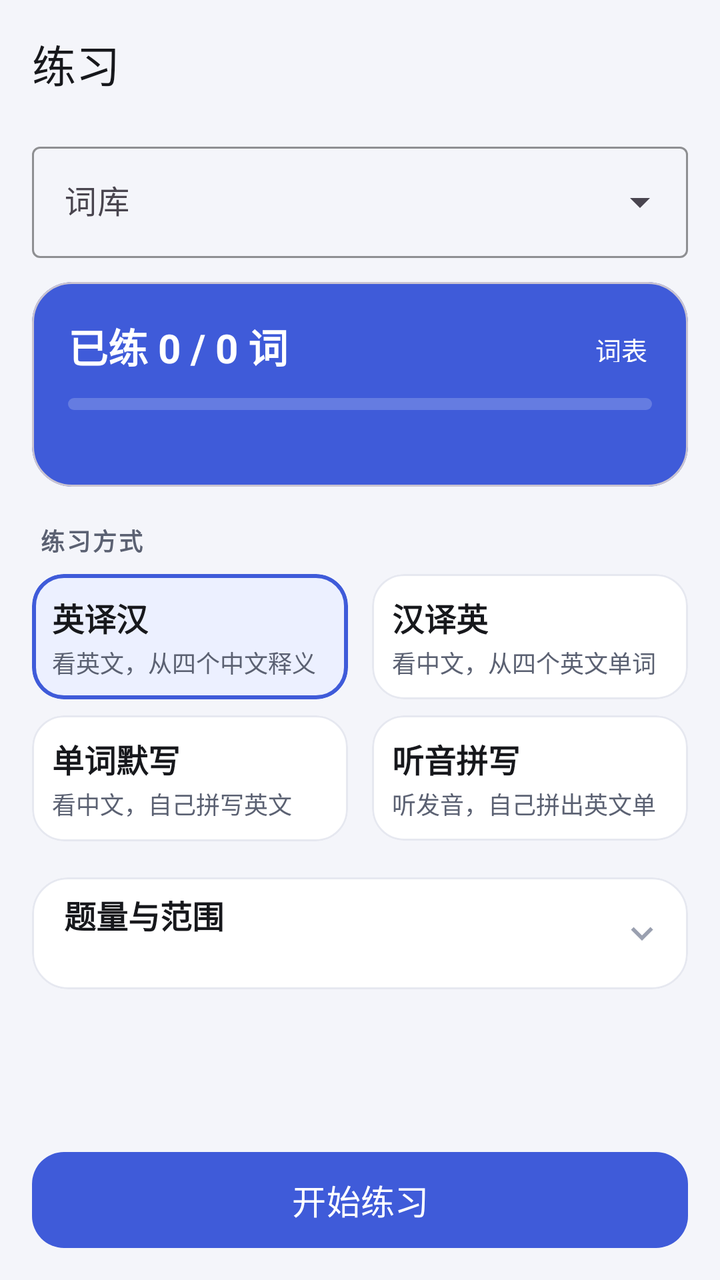
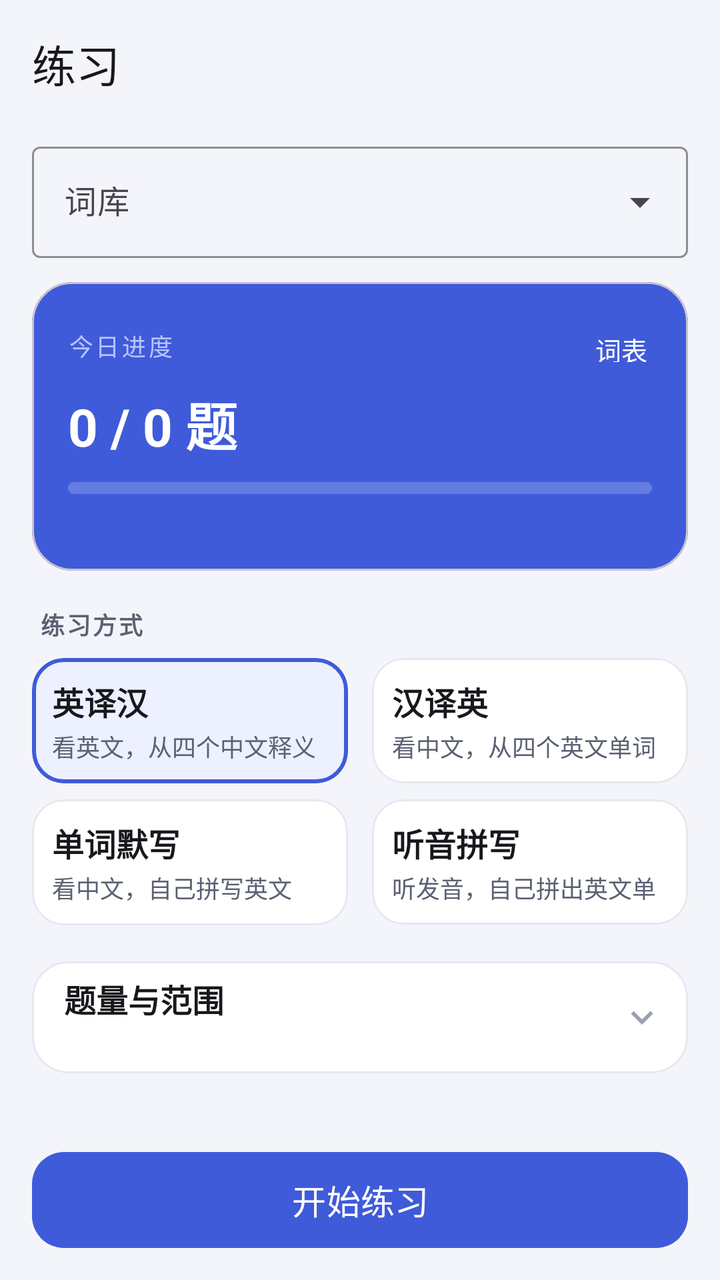

Compare the two renders of this Android layout. The source of the first and the diff that turns it into the second are given below.
<!-- AndroidManifest.xml: application theme Theme.WordDrill -->
<!-- res/layout/fragment_practice.xml -->
<?xml version="1.0" encoding="utf-8"?>
<LinearLayout xmlns:android="http://schemas.android.com/apk/res/android"
    xmlns:app="http://schemas.android.com/apk/res-auto"
    android:id="@+id/root"
    android:layout_width="match_parent"
    android:layout_height="match_parent"
    android:background="@color/bg"
    android:focusableInTouchMode="true"
    android:orientation="vertical">

    <com.google.android.material.appbar.MaterialToolbar
        android:id="@+id/toolbar"
        style="@style/Toolbar.WordDrill"
        android:layout_width="match_parent"
        android:layout_height="?attr/actionBarSize"
        app:title="@string/tab_practice"
        app:titleTextAppearance="@style/TextAppearance.Material3.TitleLarge" />

    <ScrollView
        android:layout_width="match_parent"
        android:layout_height="0dp"
        android:layout_weight="1"
        android:clipToPadding="false"
        android:fillViewport="true">

        <LinearLayout
            android:layout_width="match_parent"
            android:layout_height="wrap_content"
            android:orientation="vertical"
            android:paddingStart="16dp"
            android:paddingTop="4dp"
            android:paddingEnd="16dp"
            android:paddingBottom="16dp">

            <com.google.android.material.textfield.TextInputLayout
                android:id="@+id/tilBook"
                style="@style/Widget.Material3.TextInputLayout.OutlinedBox.ExposedDropdownMenu"
                android:layout_width="match_parent"
                android:layout_height="wrap_content"
                android:hint="@string/label_book"
                app:boxStrokeColor="@color/brand">

                <com.google.android.material.textfield.MaterialAutoCompleteTextView
                    android:id="@+id/etBook"
                    android:layout_width="match_parent"
                    android:layout_height="wrap_content"
                    android:cursorVisible="false"
                    android:focusable="false"
                    android:focusableInTouchMode="false"
                    android:inputType="none"
                    android:textSize="16sp" />
            </com.google.android.material.textfield.TextInputLayout>

            <com.google.android.material.card.MaterialCardView
                android:id="@+id/cardProgress"
                android:layout_width="match_parent"
                android:layout_height="wrap_content"
                android:layout_marginTop="12dp"
                android:clickable="true"
                android:focusable="true"
                android:foreground="?attr/selectableItemBackground"
                app:cardBackgroundColor="@color/brand"
                app:cardCornerRadius="20dp"
                app:cardElevation="0dp">

                <LinearLayout
                    android:layout_width="match_parent"
                    android:layout_height="wrap_content"
                    android:orientation="vertical"
                    android:paddingStart="18dp"
                    android:paddingTop="14dp"
                    android:paddingEnd="10dp"
                    android:paddingBottom="14dp">

                    <LinearLayout
                        android:layout_width="match_parent"
                        android:layout_height="wrap_content"
                        android:gravity="center_vertical"
                        android:orientation="horizontal">

                        <TextView
                            android:id="@+id/tvHeroTitle"
                            android:layout_width="0dp"
                            android:layout_height="wrap_content"
                            android:layout_weight="1"
                            android:text="已练 0 / 0 词"
                            android:textColor="@color/white"
                            android:textSize="20sp"
                            android:textStyle="bold" />

                        <com.google.android.material.button.MaterialButton
                            android:id="@+id/btnOpenList"
                            style="@style/Widget.Material3.Button.TextButton"
                            android:layout_width="wrap_content"
                            android:layout_height="36dp"
                            android:minWidth="0dp"
                            android:paddingStart="10dp"
                            android:paddingEnd="10dp"
                            android:text="@string/label_word_list"
                            android:textColor="@color/white"
                            android:textSize="13sp" />
                    </LinearLayout>

                    <com.google.android.material.progressindicator.LinearProgressIndicator
                        android:id="@+id/pbHero"
                        android:layout_width="match_parent"
                        android:layout_height="wrap_content"
                        android:layout_marginTop="8dp"
                        android:layout_marginEnd="8dp"
                        android:max="100"
                        app:indicatorColor="@color/white"
                        app:trackColor="#33FFFFFF"
                        app:trackCornerRadius="3dp"
                        app:trackStopIndicatorSize="0dp"
                        app:trackThickness="6dp" />

                    <TextView
                        android:id="@+id/tvHeroSub"
                        android:layout_width="match_parent"
                        android:layout_height="wrap_content"
                        android:layout_marginTop="8dp"
                        android:layout_marginEnd="8dp"
                        android:textColor="#B9C4FF"
                        android:textSize="12sp" />
                </LinearLayout>
            </com.google.android.material.card.MaterialCardView>

            <TextView
                style="@style/Text.SectionLabel"
                android:layout_width="wrap_content"
                android:layout_height="wrap_content"
                android:layout_marginTop="18dp"
                android:layout_marginStart="4dp"
                android:text="@string/label_mode" />

            <LinearLayout
                android:layout_width="match_parent"
                android:layout_height="wrap_content"
                android:layout_marginTop="8dp"
                android:baselineAligned="false"
                android:orientation="horizontal">

                <com.google.android.material.card.MaterialCardView
                    android:id="@+id/cardEnZh"
                    android:layout_width="0dp"
                    android:layout_height="wrap_content"
                    android:layout_marginEnd="6dp"
                    android:layout_weight="1"
                    android:clickable="true"
                    android:focusable="true"
                    android:foreground="?attr/selectableItemBackground"
                    app:cardBackgroundColor="@color/brand_soft"
                    app:cardCornerRadius="16dp"
                    app:cardElevation="0dp"
                    app:strokeColor="@color/brand"
                    app:strokeWidth="2dp">

                    <LinearLayout
                        android:layout_width="match_parent"
                        android:layout_height="wrap_content"
                        android:orientation="vertical"
                        android:padding="10dp">

                        <TextView
                            style="@style/Text.CardTitle"
                            android:layout_width="wrap_content"
                            android:layout_height="wrap_content"
                            android:text="@string/mode_en_zh" />

                        <TextView
                            style="@style/Text.CardSubtitle"
                            android:layout_width="match_parent"
                            android:layout_height="wrap_content"
                            android:layout_marginTop="2dp"
                            android:maxLines="1"
                            android:text="@string/mode_en_zh_desc" />
                    </LinearLayout>
                </com.google.android.material.card.MaterialCardView>

                <com.google.android.material.card.MaterialCardView
                    android:id="@+id/cardZhEn"
                    android:layout_width="0dp"
                    android:layout_height="wrap_content"
                    android:layout_marginStart="6dp"
                    android:layout_weight="1"
                    android:clickable="true"
                    android:focusable="true"
                    android:foreground="?attr/selectableItemBackground"
                    app:cardBackgroundColor="@color/surface"
                    app:cardCornerRadius="16dp"
                    app:cardElevation="0dp"
                    app:strokeColor="@color/divider"
                    app:strokeWidth="1dp">

                    <LinearLayout
                        android:layout_width="match_parent"
                        android:layout_height="wrap_content"
                        android:orientation="vertical"
                        android:padding="10dp">

                        <TextView
                            style="@style/Text.CardTitle"
                            android:layout_width="wrap_content"
                            android:layout_height="wrap_content"
                            android:text="@string/mode_zh_en" />

                        <TextView
                            style="@style/Text.CardSubtitle"
                            android:layout_width="match_parent"
                            android:layout_height="wrap_content"
                            android:layout_marginTop="2dp"
                            android:maxLines="1"
                            android:text="@string/mode_zh_en_desc" />
                    </LinearLayout>
                </com.google.android.material.card.MaterialCardView>
            </LinearLayout>

            <LinearLayout
                android:layout_width="match_parent"
                android:layout_height="wrap_content"
                android:layout_marginTop="8dp"
                android:baselineAligned="false"
                android:orientation="horizontal">

                <com.google.android.material.card.MaterialCardView
                    android:id="@+id/cardSpell"
                    android:layout_width="0dp"
                    android:layout_height="wrap_content"
                    android:layout_marginEnd="6dp"
                    android:layout_weight="1"
                    android:clickable="true"
                    android:focusable="true"
                    android:foreground="?attr/selectableItemBackground"
                    app:cardBackgroundColor="@color/surface"
                    app:cardCornerRadius="16dp"
                    app:cardElevation="0dp"
                    app:strokeColor="@color/divider"
                    app:strokeWidth="1dp">

                    <LinearLayout
                        android:layout_width="match_parent"
                        android:layout_height="wrap_content"
                        android:orientation="vertical"
                        android:padding="10dp">

                        <TextView
                            style="@style/Text.CardTitle"
                            android:layout_width="wrap_content"
                            android:layout_height="wrap_content"
                            android:text="@string/mode_spell" />

                        <TextView
                            style="@style/Text.CardSubtitle"
                            android:layout_width="match_parent"
                            android:layout_height="wrap_content"
                            android:layout_marginTop="2dp"
                            android:maxLines="1"
                            android:text="@string/mode_spell_desc" />
                    </LinearLayout>
                </com.google.android.material.card.MaterialCardView>

                <com.google.android.material.card.MaterialCardView
                    android:id="@+id/cardListen"
                    android:layout_width="0dp"
                    android:layout_height="wrap_content"
                    android:layout_marginStart="6dp"
                    android:layout_weight="1"
                    android:clickable="true"
                    android:focusable="true"
                    android:foreground="?attr/selectableItemBackground"
                    app:cardBackgroundColor="@color/surface"
                    app:cardCornerRadius="16dp"
                    app:cardElevation="0dp"
                    app:strokeColor="@color/divider"
                    app:strokeWidth="1dp">

                    <LinearLayout
                        android:layout_width="match_parent"
                        android:layout_height="wrap_content"
                        android:orientation="vertical"
                        android:padding="10dp">

                        <TextView
                            style="@style/Text.CardTitle"
                            android:layout_width="wrap_content"
                            android:layout_height="wrap_content"
                            android:text="@string/mode_listen" />

                        <TextView
                            style="@style/Text.CardSubtitle"
                            android:layout_width="match_parent"
                            android:layout_height="wrap_content"
                            android:layout_marginTop="2dp"
                            android:maxLines="1"
                            android:text="@string/mode_listen_desc" />
                    </LinearLayout>
                </com.google.android.material.card.MaterialCardView>
            </LinearLayout>

            <com.google.android.material.card.MaterialCardView
                android:layout_width="match_parent"
                android:layout_height="wrap_content"
                android:layout_marginTop="18dp"
                app:cardBackgroundColor="@color/surface"
                app:cardCornerRadius="18dp"
                app:cardElevation="0dp"
                app:strokeColor="@color/divider"
                app:strokeWidth="1dp">

                <LinearLayout
                    android:layout_width="match_parent"
                    android:layout_height="wrap_content"
                    android:orientation="vertical">

                    <LinearLayout
                        android:id="@+id/rowSettings"
                        android:layout_width="match_parent"
                        android:layout_height="wrap_content"
                        android:background="?attr/selectableItemBackground"
                        android:clickable="true"
                        android:focusable="true"
                        android:gravity="center_vertical"
                        android:minHeight="56dp"
                        android:orientation="horizontal"
                        android:paddingStart="16dp"
                        android:paddingEnd="12dp">

                        <LinearLayout
                            android:layout_width="0dp"
                            android:layout_height="wrap_content"
                            android:layout_weight="1"
                            android:orientation="vertical">

                            <TextView
                                style="@style/Text.CardTitle"
                                android:layout_width="wrap_content"
                                android:layout_height="wrap_content"
                                android:text="@string/label_count_range" />

                            <TextView
                                android:id="@+id/tvSettingsSummary"
                                android:layout_width="wrap_content"
                                android:layout_height="wrap_content"
                                android:layout_marginTop="2dp"
                                android:textColor="@color/text_hint"
                                android:textSize="12sp" />
                        </LinearLayout>

                        <ImageView
                            android:id="@+id/ivExpand"
                            android:layout_width="22dp"
                            android:layout_height="22dp"
                            android:contentDescription="@null"
                            android:rotation="90"
                            android:src="@drawable/ic_chevron_right"
                            app:tint="@color/text_hint" />
                    </LinearLayout>

                    <LinearLayout
                        android:id="@+id/settingsBody"
                        android:layout_width="match_parent"
                        android:layout_height="wrap_content"
                        android:orientation="vertical"
                        android:paddingStart="16dp"
                        android:paddingEnd="16dp"
                        android:paddingBottom="16dp"
                        android:visibility="gone">

                        <View
                            android:layout_width="match_parent"
                            android:layout_height="1dp"
                            android:layout_marginBottom="14dp"
                            android:background="@color/divider" />

                        <LinearLayout
                            android:layout_width="match_parent"
                            android:layout_height="wrap_content"
                            android:gravity="center_vertical"
                            android:orientation="horizontal">

                            <TextView
                                android:layout_width="0dp"
                                android:layout_height="wrap_content"
                                android:layout_weight="1"
                                android:text="@string/label_count"
                                android:textColor="@color/text_primary"
                                android:textSize="14sp" />

                            <com.google.android.material.textfield.TextInputLayout
                                android:id="@+id/tilCount"
                                style="@style/Widget.Material3.TextInputLayout.OutlinedBox"
                                android:layout_width="96dp"
                                android:layout_height="wrap_content"
                                app:boxStrokeColor="@color/brand">

                                <com.google.android.material.textfield.TextInputEditText
                                    android:id="@+id/etCount"
                                    android:layout_width="match_parent"
                                    android:layout_height="wrap_content"
                                    android:gravity="center"
                                    android:imeOptions="actionDone"
                                    android:inputType="number"
                                    android:maxLength="3"
                                    android:text="20"
                                    android:textSize="16sp" />
                            </com.google.android.material.textfield.TextInputLayout>
                        </LinearLayout>

                        <TextView
                            android:id="@+id/tvRangeHint"
                            android:layout_width="match_parent"
                            android:layout_height="wrap_content"
                            android:layout_marginTop="14dp"
                            android:text="@string/label_range"
                            android:textColor="@color/text_primary"
                            android:textSize="14sp" />

                        <TextView
                            android:id="@+id/tvRangeSub"
                            android:layout_width="wrap_content"
                            android:layout_height="wrap_content"
                            android:layout_marginTop="2dp"
                            android:textColor="@color/text_hint"
                            android:textSize="12sp" />

                        <LinearLayout
                            android:layout_width="match_parent"
                            android:layout_height="wrap_content"
                            android:layout_marginTop="8dp"
                            android:baselineAligned="false"
                            android:orientation="horizontal">

                            <com.google.android.material.textfield.TextInputLayout
                                style="@style/Widget.Material3.TextInputLayout.OutlinedBox"
                                android:layout_width="0dp"
                                android:layout_height="wrap_content"
                                android:layout_marginEnd="8dp"
                                android:layout_weight="1"
                                android:hint="@string/range_start">

                                <com.google.android.material.textfield.TextInputEditText
                                    android:id="@+id/etStart"
                                    android:layout_width="match_parent"
                                    android:layout_height="wrap_content"
                                    android:imeOptions="actionNext"
                                    android:inputType="number"
                                    android:maxLength="5"
                                    android:textSize="16sp" />
                            </com.google.android.material.textfield.TextInputLayout>

                            <com.google.android.material.textfield.TextInputLayout
                                style="@style/Widget.Material3.TextInputLayout.OutlinedBox"
                                android:layout_width="0dp"
                                android:layout_height="wrap_content"
                                android:layout_weight="1"
                                android:hint="@string/range_end">

                                <com.google.android.material.textfield.TextInputEditText
                                    android:id="@+id/etEnd"
                                    android:layout_width="match_parent"
                                    android:layout_height="wrap_content"
                                    android:imeOptions="actionDone"
                                    android:inputType="number"
                                    android:maxLength="5"
                                    android:textSize="16sp" />
                            </com.google.android.material.textfield.TextInputLayout>
                        </LinearLayout>

                        <com.google.android.material.checkbox.MaterialCheckBox
                            android:id="@+id/cbAllowRepeat"
                            android:layout_width="match_parent"
                            android:layout_height="wrap_content"
                            android:layout_marginTop="10dp"
                            android:minHeight="48dp"
                            android:text="@string/allow_repeat"
                            android:textSize="14sp" />
                    </LinearLayout>
                </LinearLayout>
            </com.google.android.material.card.MaterialCardView>
        </LinearLayout>
    </ScrollView>

    <com.google.android.material.button.MaterialButton
        android:id="@+id/btnStart"
        android:layout_width="match_parent"
        android:layout_height="56dp"
        android:layout_marginStart="16dp"
        android:layout_marginTop="6dp"
        android:layout_marginEnd="16dp"
        android:layout_marginBottom="12dp"
        android:text="@string/start_practice"
        android:textSize="17sp"
        app:cornerRadius="16dp" />
</LinearLayout>
<!-- resources referenced by this layout -->
<resources>
  <color name="bg">#F4F5FA</color>
  <color name="brand">#3F5BD9</color>
  <color name="brand_soft">#ECF0FF</color>
  <color name="divider">#E6E8F0</color>
  <color name="surface">#FFFFFF</color>
  <color name="text_hint">#9AA0B0</color>
  <color name="text_primary">#17181C</color>
  <color name="white">#FFFFFF</color>
  <!-- drawable ic_chevron_right (drawable) -->
  <?xml version="1.0" encoding="utf-8"?>
  <vector xmlns:android="http://schemas.android.com/apk/res/android"
      android:width="24dp"
      android:height="24dp"
      android:viewportWidth="24"
      android:viewportHeight="24">
      <path
          android:fillColor="#FFFFFF"
          android:pathData="M10,6L8.59,7.41 13.17,12l-4.58,4.59L10,18l6,-6z" />
  </vector>
  <string name="allow_repeat">允许重复抽到已练过的单词</string>
  <string name="label_book">词库</string>
  <string name="label_count">每次题量</string>
  <string name="label_count_range">题量与范围</string>
  <string name="label_mode">练习方式</string>
  <string name="label_range">练习范围（词库索引）</string>
  <string name="label_word_list">词表</string>
  <string name="mode_en_zh">英译汉</string>
  <string name="mode_en_zh_desc">看英文，从四个中文释义中选</string>
  <string name="mode_listen">听音拼写</string>
  <string name="mode_listen_desc">听发音，自己拼出英文单词</string>
  <string name="mode_spell">单词默写</string>
  <string name="mode_spell_desc">看中文，自己拼写英文</string>
  <string name="mode_zh_en">汉译英</string>
  <string name="mode_zh_en_desc">看中文，从四个英文单词中选</string>
  <string name="range_end">结束</string>
  <string name="range_start">起始</string>
  <string name="start_practice">开始练习</string>
  <string name="tab_practice">练习</string>
  <style name="Text.CardSubtitle" parent="">
          <item name="android:textSize">12sp</item>
          <item name="android:textColor">@color/text_secondary</item>
      </style>
  <style name="Text.CardTitle" parent="">
          <item name="android:textSize">16sp</item>
          <item name="android:textColor">@color/text_primary</item>
          <item name="android:textStyle">bold</item>
      </style>
  <style name="Text.SectionLabel" parent="">
          <item name="android:textSize">12sp</item>
          <item name="android:textColor">@color/text_secondary</item>
          <item name="android:letterSpacing">0.08</item>
          <item name="android:textStyle">bold</item>
      </style>
  <style name="Toolbar.WordDrill" parent="Widget.Material3.Toolbar">
          <item name="android:background">@color/bg</item>
          <item name="titleTextColor">@color/text_primary</item>
          <item name="subtitleTextColor">@color/text_secondary</item>
          <item name="navigationIconTint">@color/text_primary</item>
      </style>
  <style name="Theme.WordDrill" parent="Theme.Material3.DayNight.NoActionBar">
          <item name="colorPrimary">@color/brand</item>
          <item name="colorOnPrimary">@color/white</item>
          <item name="colorPrimaryContainer">@color/brand_container</item>
          <item name="colorOnPrimaryContainer">@color/brand_dark</item>
          <item name="colorSecondary">@color/accent</item>
          <item name="colorSurface">@color/surface</item>
          <item name="android:colorBackground">@color/bg</item>
          <item name="android:windowBackground">@color/bg</item>
          <item name="android:statusBarColor">@color/bg</item>
          <item name="android:navigationBarColor">@color/bg</item>
          <item name="android:windowLightStatusBar">@bool/light_status_bar</item>
      </style>
  <color name="text_secondary">#5B6172</color>
  <color name="brand_container">#E4E9FF</color>
  <color name="brand_dark">#1D2B6B</color>
  <color name="accent">#F2A03D</color>
</resources>

<!-- the commit's change to res/layout/fragment_practice.xml (unified diff, before → after) -->
@@ -79,14 +79,13 @@
                         android:orientation="horizontal">
 
                         <TextView
-                            android:id="@+id/tvHeroTitle"
                             android:layout_width="0dp"
                             android:layout_height="wrap_content"
                             android:layout_weight="1"
-                            android:text="已练 0 / 0 词"
-                            android:textColor="@color/white"
-                            android:textSize="20sp"
-                            android:textStyle="bold" />
+                            android:letterSpacing="0.1"
+                            android:text="@string/report_today"
+                            android:textColor="#B9C4FF"
+                            android:textSize="12sp" />
 
                         <com.google.android.material.button.MaterialButton
                             android:id="@+id/btnOpenList"
@@ -101,11 +100,19 @@
                             android:textSize="13sp" />
                     </LinearLayout>
 
+                    <TextView
+                        android:id="@+id/tvHeroTitle"
+                        style="@style/Text.Hero"
+                        android:layout_width="wrap_content"
+                        android:layout_height="wrap_content"
+                        android:layout_marginTop="2dp"
+                        android:text="0 / 0 题" />
+
                     <com.google.android.material.progressindicator.LinearProgressIndicator
                         android:id="@+id/pbHero"
                         android:layout_width="match_parent"
                         android:layout_height="wrap_content"
-                        android:layout_marginTop="8dp"
+                        android:layout_marginTop="10dp"
                         android:layout_marginEnd="8dp"
                         android:max="100"
                         app:indicatorColor="@color/white"
@@ -124,6 +131,17 @@
                         android:textSize="12sp" />
                 </LinearLayout>
             </com.google.android.material.card.MaterialCardView>
+
+            <com.google.android.material.button.MaterialButton
+                android:id="@+id/btnReviewNow"
+                style="@style/Widget.Material3.Button.TonalButton"
+                android:layout_width="match_parent"
+                android:layout_height="48dp"
+                android:layout_marginTop="10dp"
+                android:text="@string/action_review"
+                android:textSize="14sp"
+                android:visibility="gone"
+                app:cornerRadius="14dp" />
 
             <TextView
                 style="@style/Text.SectionLabel"
<!-- resource entries referenced after the edit -->
@@ -19,6 +19,7 @@
           android:fillColor="#FFFFFF"
           android:pathData="M10,6L8.59,7.41 13.17,12l-4.58,4.59L10,18l6,-6z" />
   </vector>
+  <string name="action_review">复习今日到期的单词</string>
   <string name="allow_repeat">允许重复抽到已练过的单词</string>
   <string name="label_book">词库</string>
   <string name="label_count">每次题量</string>
@@ -36,6 +37,7 @@
   <string name="mode_zh_en_desc">看中文，从四个英文单词中选</string>
   <string name="range_end">结束</string>
   <string name="range_start">起始</string>
+  <string name="report_today">今日进度</string>
   <string name="start_practice">开始练习</string>
   <string name="tab_practice">练习</string>
   <style name="Text.CardSubtitle" parent="">
@@ -45,6 +47,11 @@
   <style name="Text.CardTitle" parent="">
           <item name="android:textSize">16sp</item>
           <item name="android:textColor">@color/text_primary</item>
+          <item name="android:textStyle">bold</item>
+      </style>
+  <style name="Text.Hero" parent="">
+          <item name="android:textSize">26sp</item>
+          <item name="android:textColor">@color/white</item>
           <item name="android:textStyle">bold</item>
       </style>
   <style name="Text.SectionLabel" parent="">
